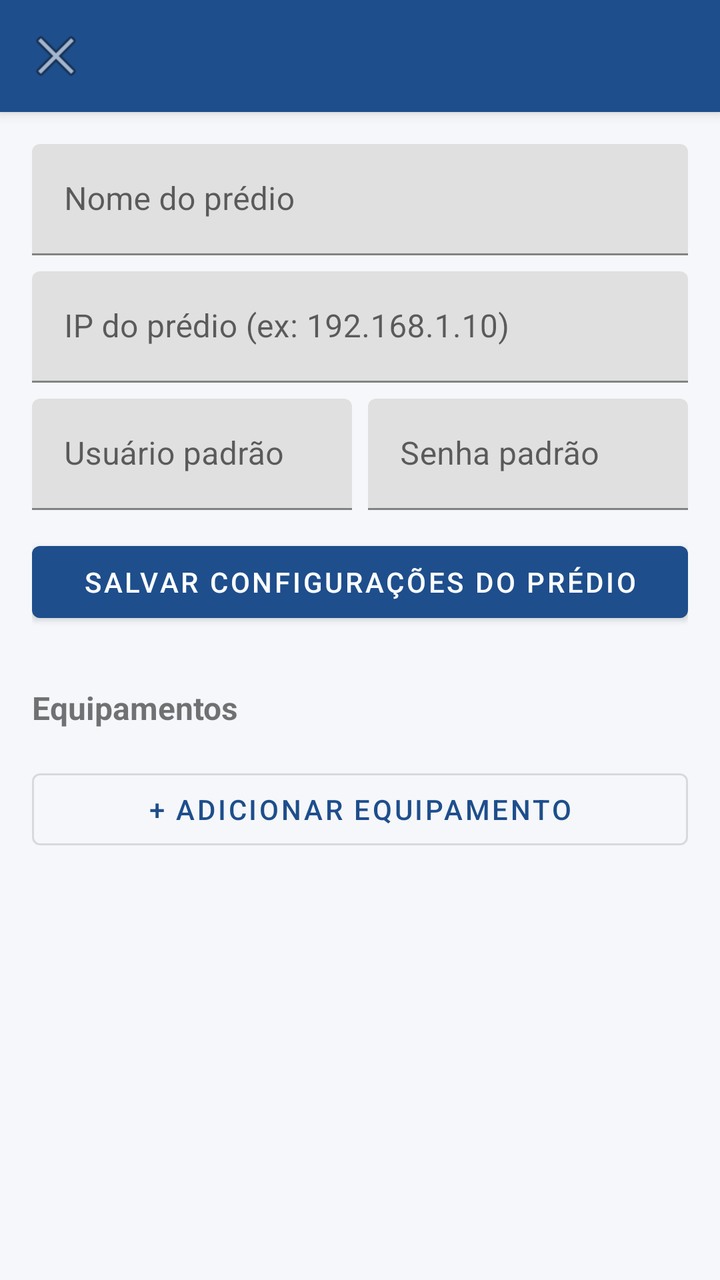
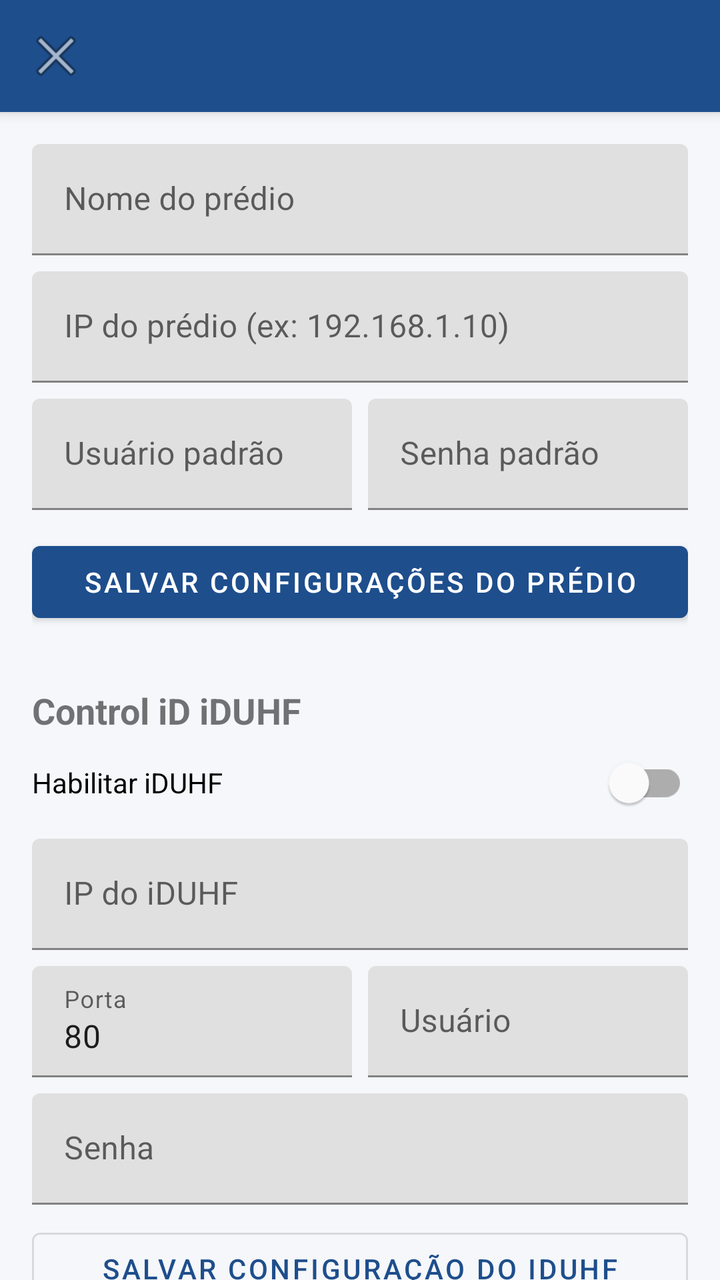

Before-and-after screenshots of an Android layout around one commit, followed by the original layout XML and the change that was made.
<!-- AndroidManifest.xml: application theme Theme.FacialApp -->
<!-- res/layout/activity_config_predio.xml -->
<?xml version="1.0" encoding="utf-8"?>
<androidx.coordinatorlayout.widget.CoordinatorLayout
    xmlns:android="http://schemas.android.com/apk/res/android"
    xmlns:app="http://schemas.android.com/apk/res-auto"
    android:layout_width="match_parent"
    android:layout_height="match_parent">

    <com.google.android.material.appbar.AppBarLayout
        android:layout_width="match_parent"
        android:layout_height="wrap_content">
        <androidx.appcompat.widget.Toolbar
            android:id="@+id/toolbar"
            android:layout_width="match_parent"
            android:layout_height="?attr/actionBarSize"
            android:background="@color/primary"
            android:title="Configurações do prédio"
            android:titleTextColor="#FFFFFF"
            app:navigationIcon="@android:drawable/ic_menu_close_clear_cancel" />
    </com.google.android.material.appbar.AppBarLayout>

    <androidx.core.widget.NestedScrollView
        android:layout_width="match_parent"
        android:layout_height="match_parent"
        app:layout_behavior="@string/appbar_scrolling_view_behavior">

        <LinearLayout
            android:layout_width="match_parent"
            android:layout_height="wrap_content"
            android:orientation="vertical"
            android:padding="16dp">

            <com.google.android.material.textfield.TextInputLayout
                android:layout_width="match_parent" android:layout_height="wrap_content"
                android:hint="Nome do prédio">
                <com.google.android.material.textfield.TextInputEditText
                    android:id="@+id/editNomePredio" android:layout_width="match_parent" android:layout_height="wrap_content" />
            </com.google.android.material.textfield.TextInputLayout>

            <com.google.android.material.textfield.TextInputLayout
                android:layout_width="match_parent" android:layout_height="wrap_content"
                android:hint="IP do prédio (ex: 192.168.1.10)" android:layout_marginTop="8dp">
                <com.google.android.material.textfield.TextInputEditText
                    android:id="@+id/editIpPredio" android:layout_width="match_parent" android:layout_height="wrap_content" />
            </com.google.android.material.textfield.TextInputLayout>

            <LinearLayout
                android:layout_width="match_parent"
                android:layout_height="wrap_content"
                android:orientation="horizontal"
                android:layout_marginTop="8dp">

                <com.google.android.material.textfield.TextInputLayout
                    android:layout_width="0dp" android:layout_weight="1" android:layout_height="wrap_content"
                    android:hint="Usuário padrão">
                    <com.google.android.material.textfield.TextInputEditText
                        android:id="@+id/editUsuarioPredio" android:layout_width="match_parent" android:layout_height="wrap_content" />
                </com.google.android.material.textfield.TextInputLayout>

                <com.google.android.material.textfield.TextInputLayout
                    android:layout_width="0dp" android:layout_weight="1" android:layout_height="wrap_content"
                    android:layout_marginStart="8dp"
                    android:hint="Senha padrão">
                    <com.google.android.material.textfield.TextInputEditText
                        android:id="@+id/editSenhaPredio" android:layout_width="match_parent" android:layout_height="wrap_content"
                        android:inputType="textPassword" />
                </com.google.android.material.textfield.TextInputLayout>
            </LinearLayout>

            <com.google.android.material.button.MaterialButton
                android:id="@+id/btnSalvarPredio"
                android:layout_width="match_parent"
                android:layout_height="wrap_content"
                android:layout_marginTop="12dp"
                android:text="Salvar configurações do prédio" />

            <TextView
                android:text="Equipamentos"
                android:textStyle="bold"
                android:textSize="16sp"
                android:layout_marginTop="28dp"
                android:layout_width="wrap_content"
                android:layout_height="wrap_content" />

            <androidx.recyclerview.widget.RecyclerView
                android:id="@+id/recyclerEquipamentos"
                android:layout_width="match_parent"
                android:layout_height="wrap_content"
                android:nestedScrollingEnabled="false"
                android:layout_marginTop="8dp" />

            <com.google.android.material.button.MaterialButton
                android:id="@+id/btnAddEquipamento"
                style="@style/Widget.MaterialComponents.Button.OutlinedButton"
                android:layout_width="match_parent"
                android:layout_height="wrap_content"
                android:layout_marginTop="8dp"
                android:text="+ Adicionar equipamento" />

        </LinearLayout>
    </androidx.core.widget.NestedScrollView>
</androidx.coordinatorlayout.widget.CoordinatorLayout>
<!-- resources referenced by this layout -->
<resources>
  <color name="primary">#1E4E8C</color>
  <style name="Theme.FacialApp" parent="Theme.MaterialComponents.Light.NoActionBar">
          <item name="colorPrimary">@color/primary</item>
          <item name="colorPrimaryDark">@color/primary_dark</item>
          <item name="colorAccent">@color/accent</item>
          <item name="android:windowBackground">@color/background</item>
      </style>
  <color name="primary_dark">#12315A</color>
  <color name="accent">#F2994A</color>
  <color name="background">#F5F7FA</color>
</resources>

<!-- the commit's change to res/layout/activity_config_predio.xml (unified diff, before → after) -->
@@ -74,6 +74,88 @@
                 android:text="Salvar configurações do prédio" />
 
             <TextView
+                android:layout_width="wrap_content"
+                android:layout_height="wrap_content"
+                android:text="Control iD iDUHF"
+                android:textStyle="bold"
+                android:textSize="18sp"
+                android:layout_marginTop="28dp" />
+
+            <com.google.android.material.switchmaterial.SwitchMaterial
+                android:id="@+id/switchIduhf"
+                android:layout_width="match_parent"
+                android:layout_height="wrap_content"
+                android:text="Habilitar iDUHF" />
+
+            <com.google.android.material.textfield.TextInputLayout
+                android:layout_width="match_parent"
+                android:layout_height="wrap_content"
+                android:hint="IP do iDUHF"
+                android:layout_marginTop="4dp">
+
+                <com.google.android.material.textfield.TextInputEditText
+                    android:id="@+id/editIduhfIp"
+                    android:layout_width="match_parent"
+                    android:layout_height="wrap_content" />
+            </com.google.android.material.textfield.TextInputLayout>
+
+            <LinearLayout
+                android:layout_width="match_parent"
+                android:layout_height="wrap_content"
+                android:orientation="horizontal"
+                android:layout_marginTop="8dp">
+
+                <com.google.android.material.textfield.TextInputLayout
+                    android:layout_width="0dp"
+                    android:layout_height="wrap_content"
+                    android:layout_weight="1"
+                    android:hint="Porta">
+
+                    <com.google.android.material.textfield.TextInputEditText
+                        android:id="@+id/editIduhfPorta"
+                        android:layout_width="match_parent"
+                        android:layout_height="wrap_content"
+                        android:inputType="number"
+                        android:text="80" />
+                </com.google.android.material.textfield.TextInputLayout>
+
+                <com.google.android.material.textfield.TextInputLayout
+                    android:layout_width="0dp"
+                    android:layout_height="wrap_content"
+                    android:layout_weight="1"
+                    android:layout_marginStart="8dp"
+                    android:hint="Usuário">
+
+                    <com.google.android.material.textfield.TextInputEditText
+                        android:id="@+id/editIduhfUsuario"
+                        android:layout_width="match_parent"
+                        android:layout_height="wrap_content" />
+                </com.google.android.material.textfield.TextInputLayout>
+
+            </LinearLayout>
+
+            <com.google.android.material.textfield.TextInputLayout
+                android:layout_width="match_parent"
+                android:layout_height="wrap_content"
+                android:hint="Senha"
+                android:layout_marginTop="8dp">
+
+                <com.google.android.material.textfield.TextInputEditText
+                    android:id="@+id/editIduhfSenha"
+                    android:layout_width="match_parent"
+                    android:layout_height="wrap_content"
+                    android:inputType="textPassword" />
+            </com.google.android.material.textfield.TextInputLayout>
+
+            <com.google.android.material.button.MaterialButton
+                android:id="@+id/btnSalvarIduhf"
+                style="@style/Widget.MaterialComponents.Button.OutlinedButton"
+                android:layout_width="match_parent"
+                android:layout_height="wrap_content"
+                android:layout_marginTop="8dp"
+                android:text="Salvar configuração do iDUHF" />
+
+            <TextView
                 android:text="Equipamentos"
                 android:textStyle="bold"
                 android:textSize="16sp"
